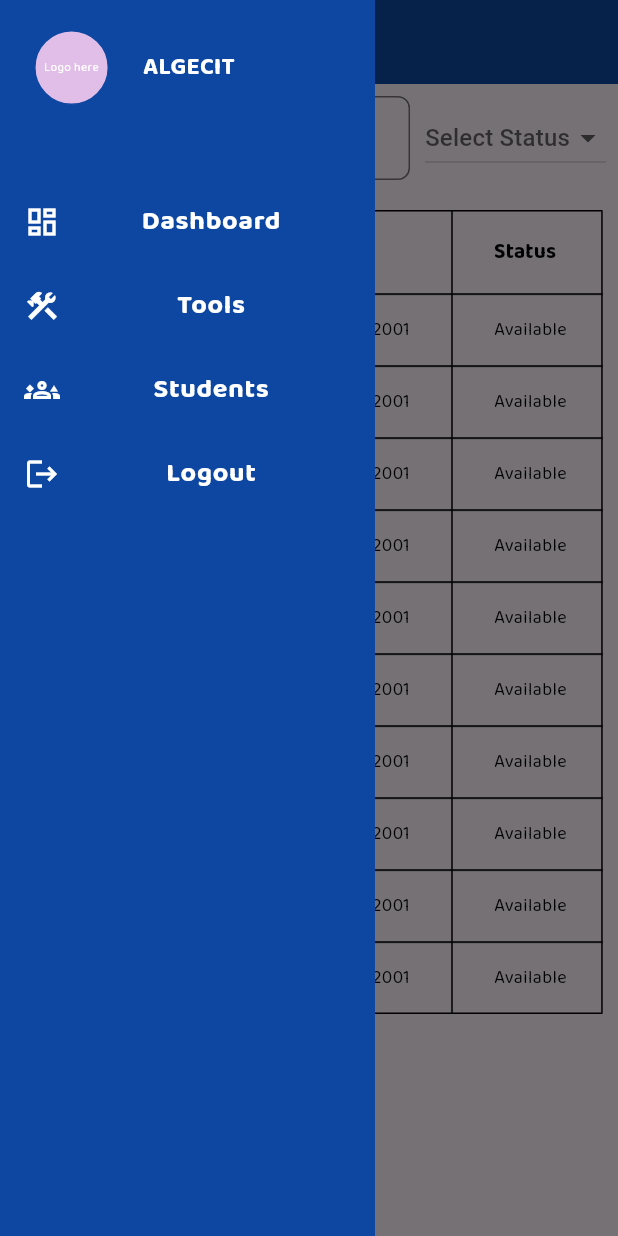
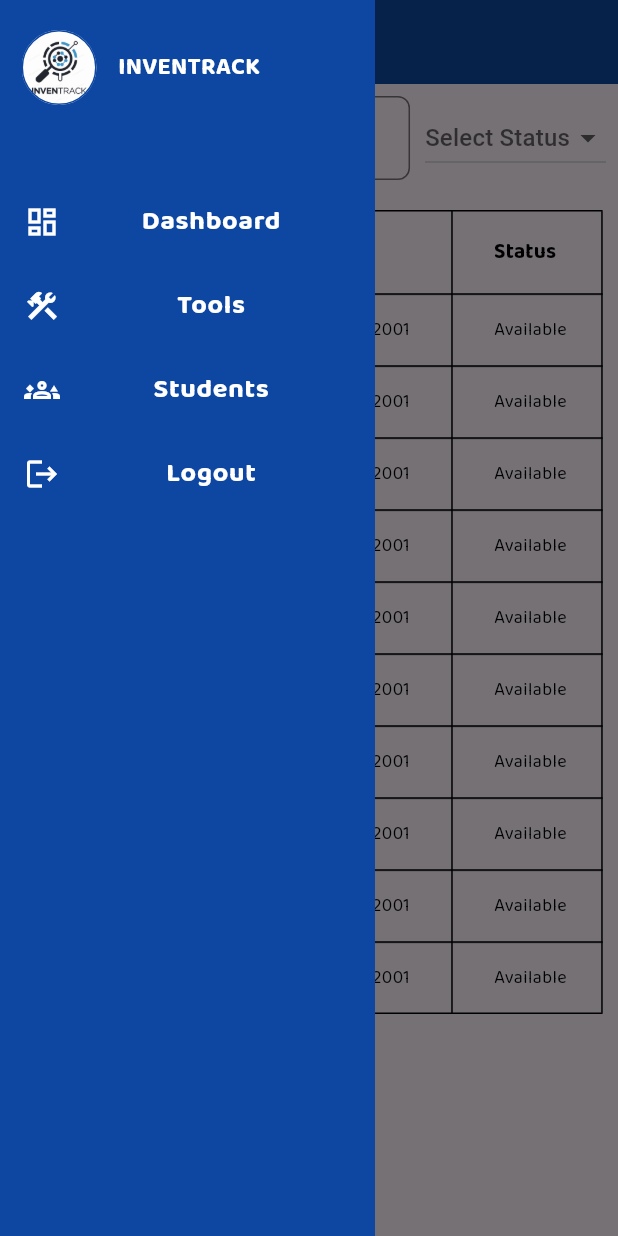
Before and after one commit to lansoyyy/algecit, a Flutter app: the EquipmentsTab screen opened directly, with the side drawer open, on a phone screen of 412 x 824 dp. Run offline on Flutter 3.47's test engine with Material 3 defaults, Android fonts, the phone set to English and light mode, and no system bars; our stand-ins replace fluttertoast.

Commit message:
change logo and appname

```diff
--- a/lib/main.dart
+++ b/lib/main.dart
@@ -12,7 +12,7 @@
   @override
   Widget build(BuildContext context) {
     return MaterialApp(
-      title: 'ALGECIT',
+      title: 'INVENTRACK',
       home: const LoginScreen(),
     );
   }
--- a/lib/widgets/drawer_widget.dart
+++ b/lib/widgets/drawer_widget.dart
@@ -30,15 +30,17 @@ class DrawerWidget extends StatelessWidget {
                   height: 50,
                   width: 50,
                   decoration: BoxDecoration(
+                      image: DecorationImage(
+                          image: AssetImage(
+                            'assets/images/logo.png',
+                          ),
+                          fit: BoxFit.cover),
                       border: Border.all(color: primary!),
                       shape: BoxShape.circle,
-                      color: Colors.purple[100]),
-                  child: Center(
-                    child: TextWidget(text: 'Logo here', fontSize: 8),
-                  ),
+                      color: Colors.white),
                 ),
                 TextWidget(
-                  text: 'ALGECIT',
+                  text: 'INVENTRACK',
                   fontFamily: 'Bold',
                   fontSize: 16,
                 ),
```
Also changed, not shown: lib/screens/login_screen.dart (+4 -4 lines), assets/images/logo.png, 6 other files.
